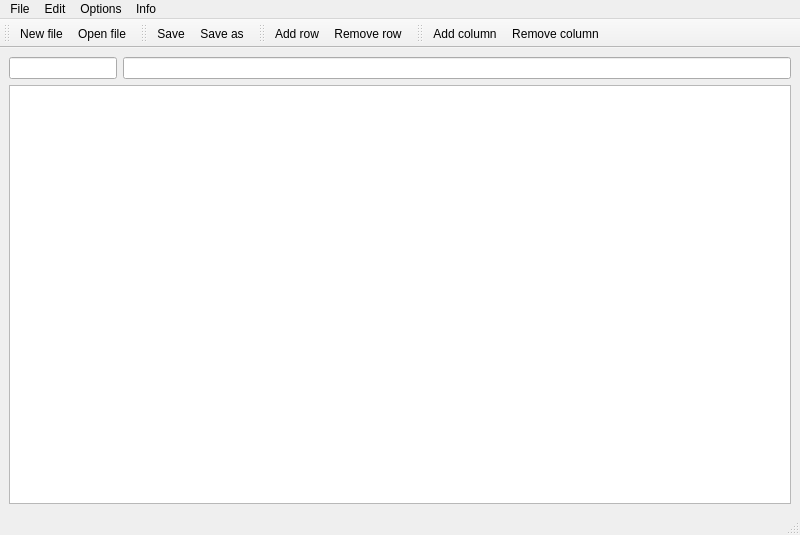
The window that mainwindow.ui (VitaliiDemediuk/MiniSpreadsheet) describes before a commit, drawn with Qt 5.
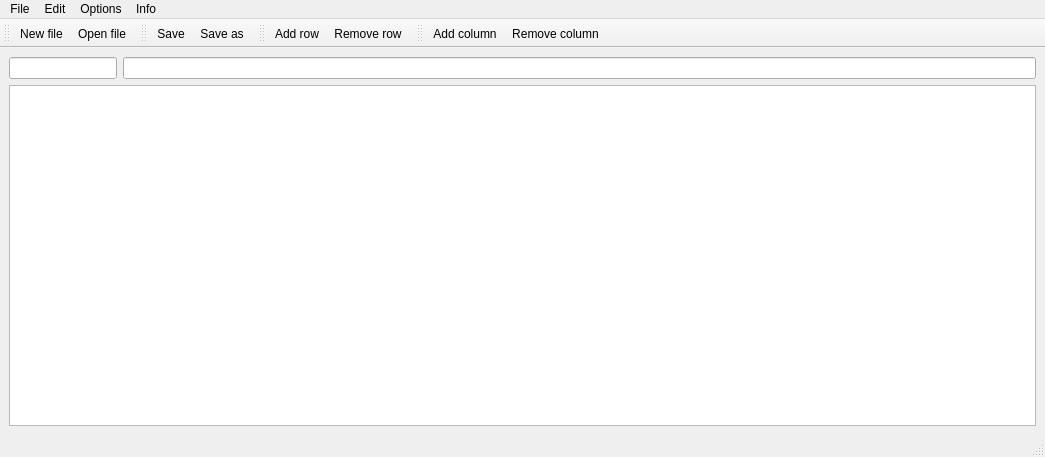
The same window after the commit. Icons and pictures are not drawn.

Patch:
```diff
--- a/mainwindow.ui
+++ b/mainwindow.ui
@@ -6,8 +6,8 @@
    <rect>
     <x>0</x>
     <y>0</y>
-    <width>800</width>
-    <height>535</height>
+    <width>1045</width>
+    <height>457</height>
    </rect>
   </property>
   <property name="windowTitle">
@@ -37,6 +37,9 @@
     </item>
     <item row="1" column="0" colspan="2">
      <widget class="QTableWidget" name="tableWidget">
+      <property name="cornerButtonEnabled">
+       <bool>true</bool>
+      </property>
       <property name="rowCount">
        <number>0</number>
       </property>
@@ -55,7 +58,7 @@
     <rect>
      <x>0</x>
      <y>0</y>
-     <width>800</width>
+     <width>1045</width>
      <height>22</height>
     </rect>
    </property>
```
Left out of the diff: 14 changed lines with no effect on the pictures.
